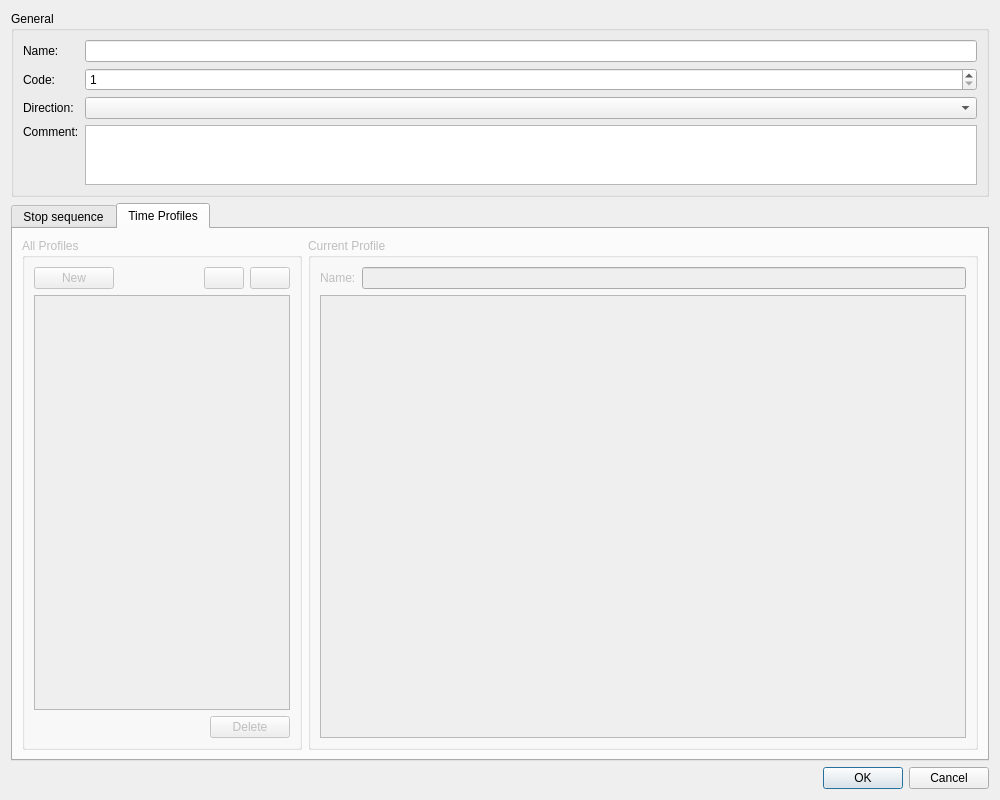
Above: Dialogs/DlgRouteEditor.ui from ma7t3/ScheduleMaster before the change. Below: the same form after it.
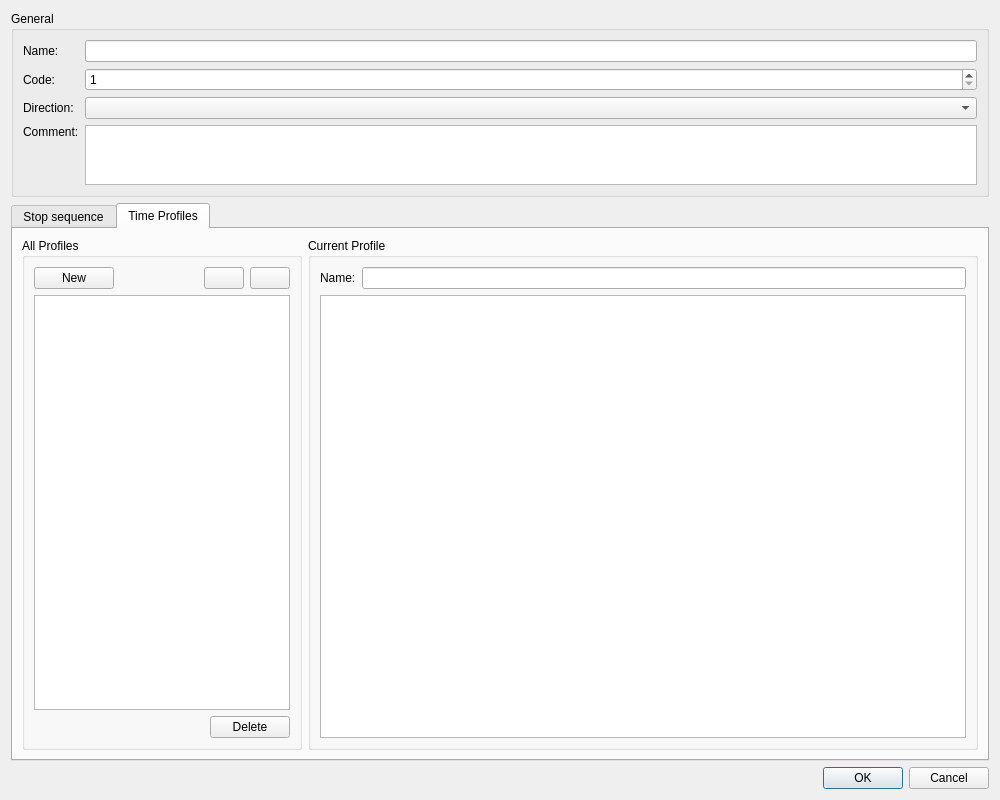
That is the form after the change. The open tabs and pages were chosen to show the change.

Commit message: DlgRouteEditor: Add/(re)move profiles

Diff of the .ui file:
```diff
--- a/Dialogs/DlgRouteEditor.ui
+++ b/Dialogs/DlgRouteEditor.ui
@@ -205,9 +205,6 @@
         </layout>
        </widget>
        <widget class="QWidget" name="timeProfilesPage">
-        <property name="enabled">
-         <bool>false</bool>
-        </property>
         <attribute name="title">
          <string>Time Profiles</string>
         </attribute>
```
Left out of the diff: 2 changed lines with no effect on the pictures. The commit also changes 2 other files.
